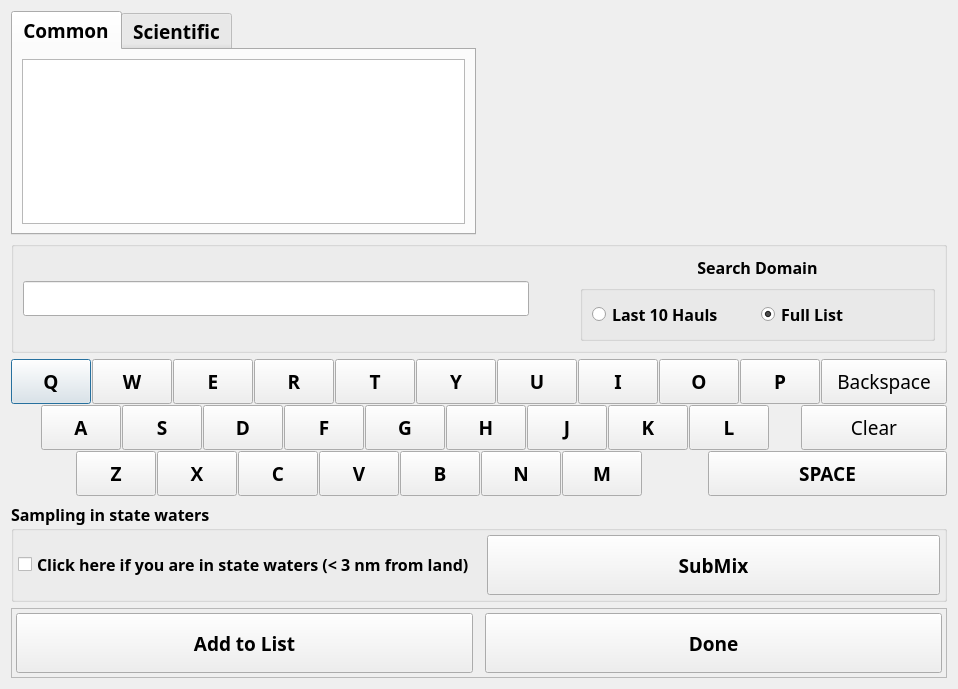
Old version of the form ui/CPSAddCatchSpcDlg.ui in the repository noaa-afsc-mace/CLAMS.
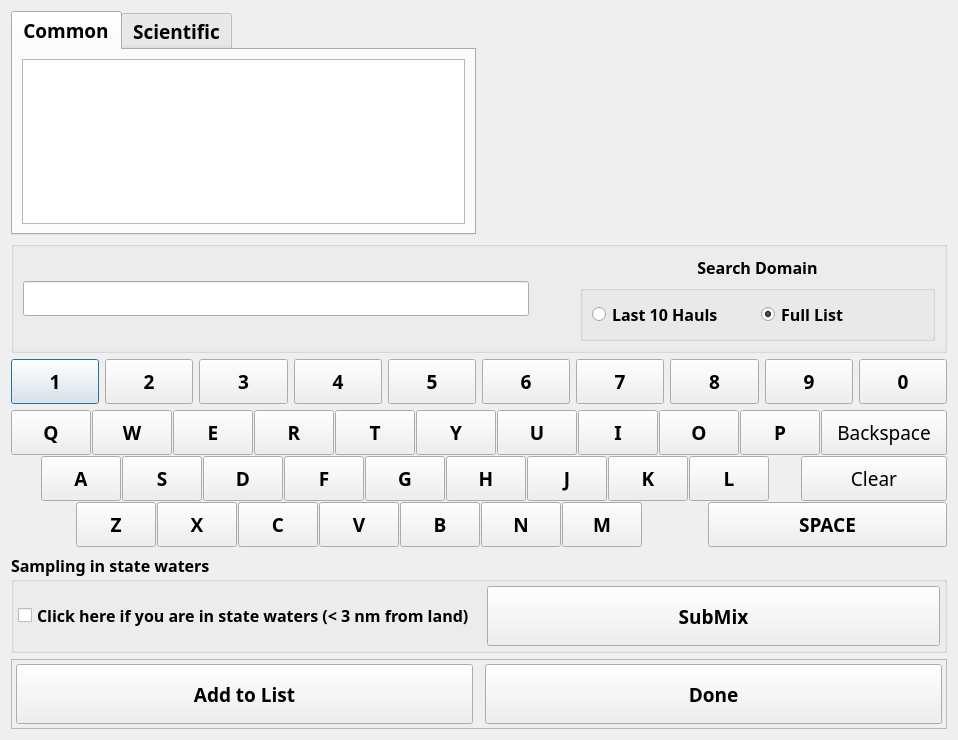
New version of the form.

Commit message: add numbers to keyboard for add species dialog box for swfsc

Patch:
```diff
--- a/ui/CPSAddCatchSpcDlg.ui
+++ b/ui/CPSAddCatchSpcDlg.ui
@@ -257,6 +257,220 @@
      </layout>
     </widget>
    </item>
+   <item>
+    <layout class="QHBoxLayout" name="horizontalLayout_11">
+     <item>
+      <widget class="QPushButton" name="num1_Btn">
+       <property name="minimumSize">
+        <size>
+         <width>0</width>
+         <height>45</height>
+        </size>
+       </property>
+       <property name="font">
+        <font>
+         <family>Arial Black</family>
+         <pointsize>14</pointsize>
+         <weight>75</weight>
+         <bold>true</bold>
+        </font>
+       </property>
+       <property name="text">
+        <string>1</string>
+       </property>
+      </widget>
+     </item>
+     <item>
+      <widget class="QPushButton" name="num2_Btn">
+       <property name="minimumSize">
+        <size>
+         <width>0</width>
+         <height>45</height>
+        </size>
+       </property>
+       <property name="font">
+        <font>
+         <family>Arial Black</family>
+         <pointsize>14</pointsize>
+         <weight>75</weight>
+         <bold>true</bold>
+        </font>
+       </property>
+       <property name="text">
+        <string>2</string>
+       </property>
+      </widget>
+     </item>
+     <item>
+      <widget class="QPushButton" name="num3_Btn">
+       <property name="minimumSize">
+        <size>
+         <width>0</width>
+         <height>45</height>
+        </size>
+       </property>
+       <property name="font">
+        <font>
+         <family>Arial Black</family>
+         <pointsize>14</pointsize>
+         <weight>75</weight>
+         <bold>true</bold>
+        </font>
+       </property>
+       <property name="text">
+        <string>3</string>
+       </property>
+      </widget>
+     </item>
+     <item>
+      <widget class="QPushButton" name="num4_Btn">
+       <property name="minimumSize">
+        <size>
+         <width>0</width>
+         <height>45</height>
+        </size>
+       </property>
+       <property name="font">
+        <font>
+         <family>Arial Black</family>
+         <pointsize>14</pointsize>
+         <weight>75</weight>
+         <bold>true</bold>
+        </font>
+       </property>
+       <property name="text">
+        <string>4</string>
+       </property>
+      </widget>
+     </item>
+     <item>
+      <widget class="QPushButton" name="num5_Btn">
+       <property name="minimumSize">
+        <size>
+         <width>0</width>
+         <height>45</height>
+        </size>
+       </property>
+       <property name="font">
+        <font>
+         <family>Arial Black</family>
+         <pointsize>14</pointsize>
+         <weight>75</weight>
+         <bold>true</bold>
+        </font>
+       </property>
+       <property name="text">
+        <string>5</string>
+       </property>
+      </widget>
+     </item>
+     <item>
+      <widget class="QPushButton" name="num6_Btn">
+       <property name="minimumSize">
+        <size>
+         <width>0</width>
+         <height>45</height>
+        </size>
+       </property>
+       <property name="font">
+        <font>
+         <family>Arial Black</family>
+         <pointsize>14</pointsize>
+         <weight>75</weight>
+         <bold>true</bold>
+        </font>
+       </property>
+       <property name="text">
+        <string>6</string>
+       </property>
+      </widget>
+     </item>
+     <item>
+      <widget class="QPushButton" name="num7_Btn">
+       <property name="minimumSize">
+        <size>
+         <width>0</width>
+         <height>45</height>
+        </size>
+       </property>
+       <property name="font">
+        <font>
+         <family>Arial Black</family>
+         <pointsize>14</pointsize>
+         <weight>75</weight>
+         <bold>true</bold>
+        </font>
+       </property>
+       <property name="text">
+        <string>7</string>
+       </property>
+      </widget>
+     </item>
+     <item>
+      <widget class="QPushButton" name="num8_Btn">
+       <property name="minimumSize">
+        <size>
+         <width>0</width>
+         <height>45</height>
+        </size>
+       </property>
+       <property name="font">
+        <font>
+         <family>Arial Black</family>
+         <pointsize>14</pointsize>
+         <weight>75</weight>
+         <bold>true</bold>
+        </font>
+       </property>
+       <property name="text">
+        <string>8</string>
+       </property>
+      </widget>
+     </item>
+     <item>
+      <widget class="QPushButton" name="num9_Btn">
+       <property name="minimumSize">
+        <size>
+         <width>0</width>
+         <height>45</height>
+        </size>
+       </property>
+       <property name="font">
+        <font>
+         <family>Arial Black</family>
+         <pointsize>14</pointsize>
+         <weight>75</weight>
+         <bold>true</bold>
+        </font>
+       </property>
+       <property name="text">
+        <string>9</string>
+       </property>
+      </widget>
+     </item>
+     <item>
+      <widget class="QPushButton" name="num0_Btn">
+       <property name="minimumSize">
+        <size>
+         <width>0</width>
+         <height>45</height>
+        </size>
+       </property>
+       <property name="font">
+        <font>
+         <family>Arial Black</family>
+         <pointsize>14</pointsize>
+         <weight>75</weight>
+         <bold>true</bold>
+        </font>
+       </property>
+       <property name="text">
+        <string>0</string>
+       </property>
+      </widget>
+     </item>
+    </layout>
+   </item>
    <item>
     <layout class="QVBoxLayout" name="verticalLayout_2">
      <property name="spacing">
```
The commit also changes 2 other files.
